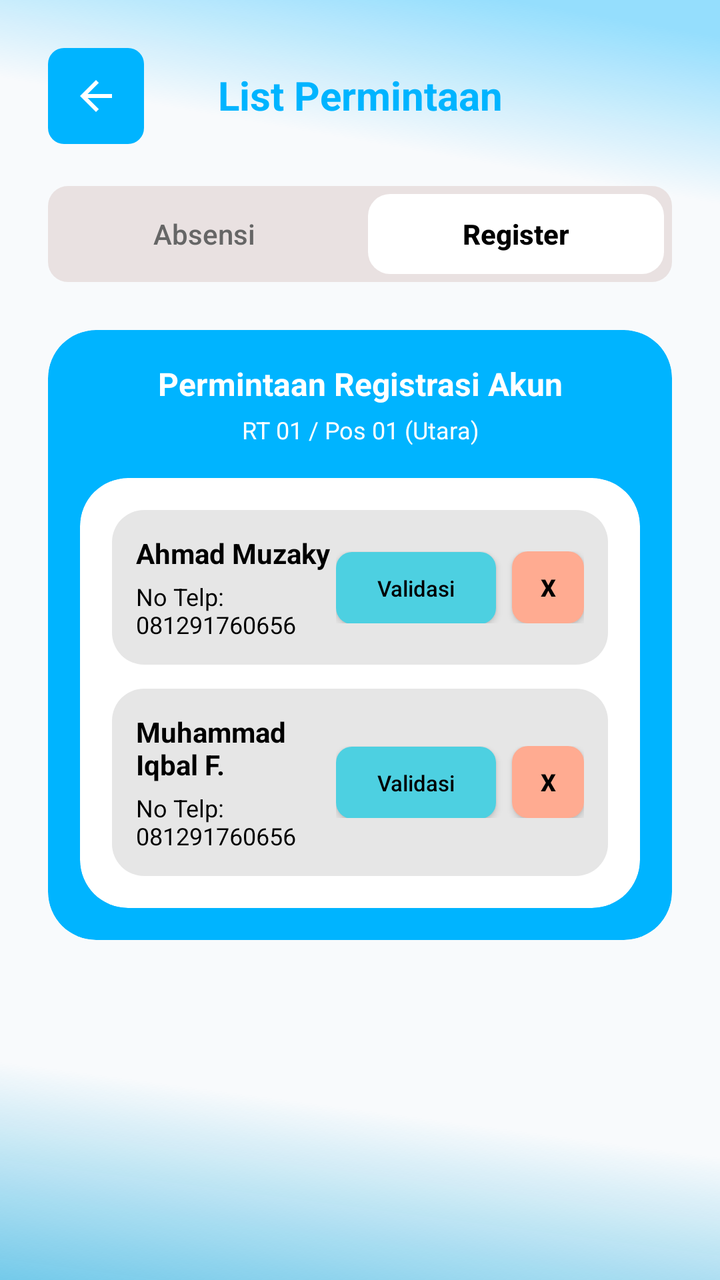
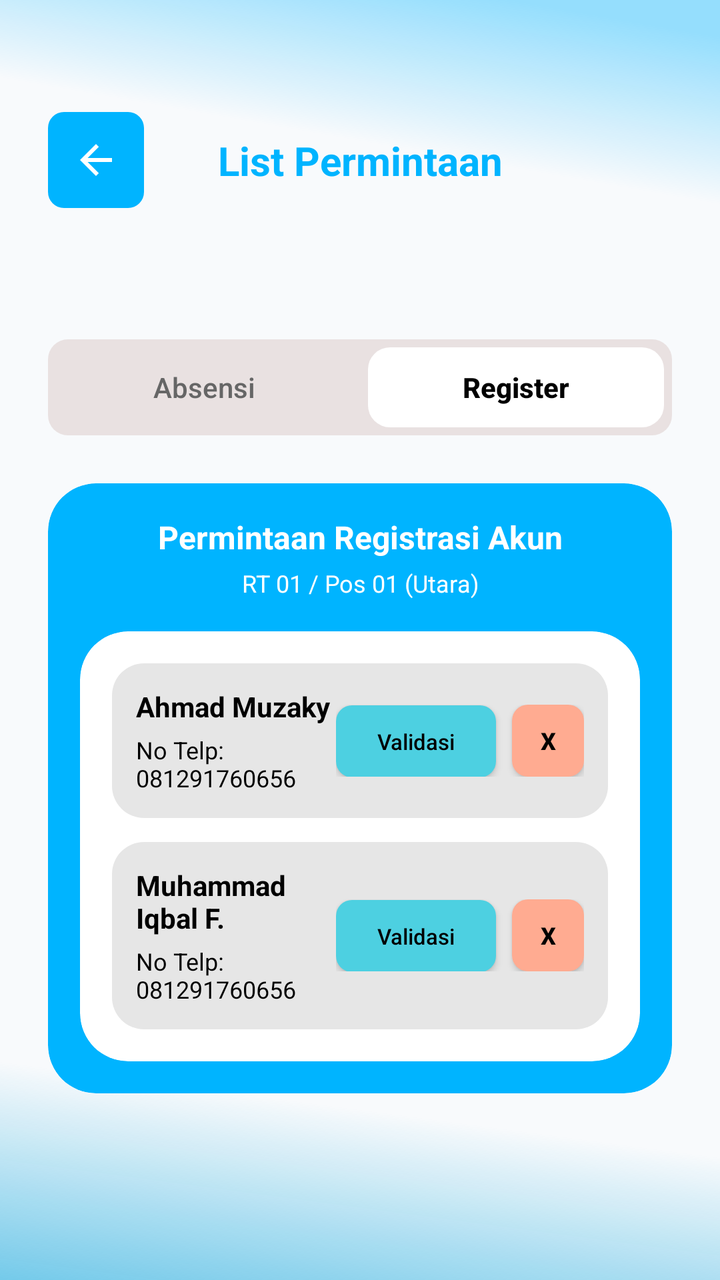

Screens rendered from an Android XML layout before and after an edit, with the pre-edit source and the edit as a unified diff.
<!-- AndroidManifest.xml: application theme Theme.AppCompat.Light.NoActionBar -->
<!-- res/layout/activity_list_permintaan_register.xml -->
<?xml version="1.0" encoding="utf-8"?>
<androidx.core.widget.NestedScrollView xmlns:android="http://schemas.android.com/apk/res/android"
    xmlns:app="http://schemas.android.com/apk/res-auto"
    xmlns:tools="http://schemas.android.com/tools"
    android:layout_width="match_parent"
    android:layout_height="match_parent"
    android:background="@drawable/bg_gradient"
    android:fillViewport="true">

    <androidx.constraintlayout.widget.ConstraintLayout
        android:layout_width="match_parent"
        android:layout_height="wrap_content"
        android:padding="24dp">

        
        <ImageButton
            android:id="@+id/btnBack"
            android:layout_width="48dp"
            android:layout_height="48dp"
            android:background="@drawable/bg_back_button_blue"
            android:contentDescription="Kembali"
            android:padding="10dp"
            android:scaleType="centerInside"
            app:layout_constraintStart_toStartOf="parent"
            app:layout_constraintTop_toTopOf="parent"
            app:srcCompat="@drawable/ic_back_arrow"
            app:tint="@android:color/white" />

        
        <TextView
            android:id="@+id/tvTitle"
            android:layout_width="wrap_content"
            android:layout_height="wrap_content"
            android:layout_marginTop="10dp"
            android:text="List Permintaan"
            android:textColor="@color/blue"
            android:textSize="20sp"
            android:textStyle="bold"
            app:layout_constraintEnd_toEndOf="parent"
            app:layout_constraintHorizontal_bias="0.5"
            app:layout_constraintStart_toStartOf="parent"
            app:layout_constraintTop_toTopOf="parent" />

        
        <ImageView
            android:id="@+id/tabBackground"
            android:layout_width="0dp"
            android:layout_height="48dp"
            android:layout_marginTop="32dp"
            android:scaleType="fitXY"
            app:layout_constraintEnd_toEndOf="parent"
            app:layout_constraintStart_toStartOf="parent"
            app:layout_constraintTop_toBottomOf="@id/tvTitle"
            app:srcCompat="@drawable/rounded_button_2" />

        
        <Button
            android:id="@+id/btnTabAbsensi"
            style="@style/Widget.AppCompat.Button.Borderless"
            android:layout_width="0dp"
            android:layout_height="0dp"
            android:layout_margin="4dp"
            android:background="@android:color/transparent"
            android:text="Absensi"
            android:textAllCaps="false"
            android:textColor="@color/gray"
            app:layout_constraintBottom_toBottomOf="@id/tabBackground"
            app:layout_constraintEnd_toStartOf="@+id/btnTabRegister"
            app:layout_constraintStart_toStartOf="@id/tabBackground"
            app:layout_constraintTop_toTopOf="@id/tabBackground" />

        
        <Button
            android:id="@+id/btnTabRegister"
            style="@style/Widget.AppCompat.Button.Borderless"
            android:layout_width="0dp"
            android:layout_height="0dp"
            android:layout_margin="4dp"
            android:background="@drawable/rounded_button_white"
            android:text="Register"
            android:textAllCaps="false"
            android:textColor="@color/black"
            android:textStyle="bold"
            app:layout_constraintBottom_toBottomOf="@id/tabBackground"
            app:layout_constraintEnd_toEndOf="@id/tabBackground"
            app:layout_constraintStart_toEndOf="@+id/btnTabAbsensi"
            app:layout_constraintTop_toTopOf="@id/tabBackground" />

        
        <androidx.cardview.widget.CardView
            android:id="@+id/cardListContainer"
            android:layout_width="match_parent"
            android:layout_height="wrap_content"
            android:layout_marginTop="24dp"
            app:cardBackgroundColor="@color/blue"
            app:cardCornerRadius="24dp"
            app:cardElevation="0dp"
            app:layout_constraintTop_toBottomOf="@id/tabBackground">

            <LinearLayout
                android:layout_width="match_parent"
                android:layout_height="wrap_content"
                android:orientation="vertical"
                android:padding="16dp">

                
                <TextView
                    android:layout_width="match_parent"
                    android:layout_height="wrap_content"
                    android:gravity="center"
                    android:text="Permintaan Registrasi Akun"
                    android:textColor="@android:color/white"
                    android:textSize="16sp"
                    android:textStyle="bold" />

                <TextView
                    android:layout_width="match_parent"
                    android:layout_height="wrap_content"
                    android:layout_marginTop="4dp"
                    android:gravity="center"
                    android:text="RT 01 / Pos 01 (Utara)"
                    android:textColor="@android:color/white"
                    android:textSize="12sp" />

                
                <androidx.cardview.widget.CardView
                    android:layout_width="match_parent"
                    android:layout_height="wrap_content"
                    android:layout_marginTop="16dp"
                    app:cardBackgroundColor="@android:color/white"
                    app:cardCornerRadius="24dp"
                    app:cardElevation="0dp">

                    <LinearLayout
                        android:layout_width="match_parent"
                        android:layout_height="wrap_content"
                        android:orientation="vertical"
                        android:padding="16dp">

                        
                        <LinearLayout
                            android:layout_width="match_parent"
                            android:layout_height="wrap_content"
                            android:background="@drawable/bg_list_item_gray"
                            android:gravity="center_vertical"
                            android:orientation="horizontal"
                            android:padding="12dp">

                            
                            <LinearLayout
                                android:layout_width="0dp"
                                android:layout_height="wrap_content"
                                android:layout_weight="1"
                                android:orientation="vertical">

                                <TextView
                                    android:layout_width="wrap_content"
                                    android:layout_height="wrap_content"
                                    android:text="Ahmad Muzaky"
                                    android:textColor="@color/black"
                                    android:textSize="14sp"
                                    android:textStyle="bold" />

                                <TextView
                                    android:layout_width="wrap_content"
                                    android:layout_height="wrap_content"
                                    android:layout_marginTop="4dp"
                                    android:text="No Telp: 081291760656"
                                    android:textColor="@color/black"
                                    android:textSize="12sp" />
                            </LinearLayout>

                            
                            <LinearLayout
                                android:layout_width="wrap_content"
                                android:layout_height="wrap_content"
                                android:orientation="horizontal">

                                <android.widget.Button
                                    android:id="@+id/btnValidateReg1"
                                    android:layout_width="80dp"
                                    android:layout_height="36dp"
                                    android:layout_marginEnd="8dp"
                                    android:background="@drawable/bg_button_validate"
                                    android:text="Validasi"
                                    android:textAllCaps="false"
                                    android:textColor="@color/black"
                                    android:textSize="11sp" />

                                <android.widget.Button
                                    android:id="@+id/btnRejectReg1"
                                    android:layout_width="36dp"
                                    android:layout_height="36dp"
                                    android:background="@drawable/bg_button_reject"
                                    android:text="X"
                                    android:textColor="@color/black"
                                    android:textSize="12sp"
                                    android:textStyle="bold" />
                            </LinearLayout>
                        </LinearLayout>

                        
                        <LinearLayout
                            android:layout_width="match_parent"
                            android:layout_height="wrap_content"
                            android:layout_marginTop="12dp"
                            android:background="@drawable/bg_list_item_gray"
                            android:gravity="center_vertical"
                            android:orientation="horizontal"
                            android:padding="12dp">

                            <LinearLayout
                                android:layout_width="0dp"
                                android:layout_height="wrap_content"
                                android:layout_weight="1"
                                android:orientation="vertical">

                                <TextView
                                    android:layout_width="wrap_content"
                                    android:layout_height="wrap_content"
                                    android:text="Muhammad Iqbal F."
                                    android:textColor="@color/black"
                                    android:textSize="14sp"
                                    android:textStyle="bold" />

                                <TextView
                                    android:layout_width="wrap_content"
                                    android:layout_height="wrap_content"
                                    android:layout_marginTop="4dp"
                                    android:text="No Telp: 081291760656"
                                    android:textColor="@color/black"
                                    android:textSize="12sp" />
                            </LinearLayout>

                            <LinearLayout
                                android:layout_width="wrap_content"
                                android:layout_height="wrap_content"
                                android:orientation="horizontal">

                                <android.widget.Button
                                    android:id="@+id/btnValidateReg2"
                                    android:layout_width="80dp"
                                    android:layout_height="36dp"
                                    android:layout_marginEnd="8dp"
                                    android:background="@drawable/bg_button_validate"
                                    android:text="Validasi"
                                    android:textAllCaps="false"
                                    android:textColor="@color/black"
                                    android:textSize="11sp" />

                                <android.widget.Button
                                    android:id="@+id/btnRejectReg2"
                                    android:layout_width="36dp"
                                    android:layout_height="36dp"
                                    android:background="@drawable/bg_button_reject"
                                    android:text="X"
                                    android:textColor="@color/black"
                                    android:textSize="12sp"
                                    android:textStyle="bold" />
                            </LinearLayout>
                        </LinearLayout>

                    </LinearLayout>
                </androidx.cardview.widget.CardView>

            </LinearLayout>
        </androidx.cardview.widget.CardView>

    </androidx.constraintlayout.widget.ConstraintLayout>
</androidx.core.widget.NestedScrollView>
<!-- resources referenced by this layout -->
<resources>
  <color name="black">#FF000000</color>
  <color name="blue">#00B4FF</color>
  <color name="gray">#666666</color>
  <!-- drawable bg_back_button_blue (drawable) -->
  <?xml version="1.0" encoding="utf-8"?>
  <shape xmlns:android="http://schemas.android.com/apk/res/android">
      <solid android:color="@color/blue" />
      <corners android:radius="8dp" />
  </shape>
  <!-- drawable bg_button_reject (drawable) -->
  <?xml version="1.0" encoding="utf-8"?>
  <shape xmlns:android="http://schemas.android.com/apk/res/android">
      <solid android:color="#FFAB91" /> 
      <corners android:radius="8dp" />
  </shape>
  <!-- drawable bg_button_validate (drawable) -->
  <?xml version="1.0" encoding="utf-8"?>
  <shape xmlns:android="http://schemas.android.com/apk/res/android">
      <solid android:color="#4DD0E1" /> 
      <corners android:radius="8dp" />
  </shape>
  <!-- drawable bg_gradient (drawable) -->
  <vector xmlns:android="http://schemas.android.com/apk/res/android"
      xmlns:aapt="http://schemas.android.com/aapt"
      android:width="360dp"
      android:height="800dp"
      android:viewportWidth="360"
      android:viewportHeight="800">
  
      <path
          android:pathData="M0,0h360v800h-360z"
          android:fillColor="#F8FAFC" />
  
      <path
          android:pathData="M0,0h360v300h-360z">
          <aapt:attr name="android:fillColor">
              <gradient
                  android:type="linear"
  
                  android:startX="255"
                  android:startY="0"
  
                  android:endX="233"
                  android:endY="100">
  
                  <item android:offset="0.0" android:color="#6600B4FF"/>
                  <item android:offset="1.0" android:color="#0000B4FF"/>
              </gradient>
          </aapt:attr>
      </path>
  
      <path
          android:pathData="M0,500h360v300h-360z">
          <aapt:attr name="android:fillColor">
              <gradient
                  android:type="linear"
  
                  android:startX="180"
                  android:startY="940"
  
                  android:endX="220"
                  android:endY="700">
  
                  <item android:offset="0.0" android:color="#0AA3DB"/>
                  <item android:offset="1.0" android:color="#0000B4FF"/>
              </gradient>
          </aapt:attr>
      </path>
  
  </vector>
  <!-- drawable bg_list_item_gray (drawable) -->
  <?xml version="1.0" encoding="utf-8"?>
  <shape xmlns:android="http://schemas.android.com/apk/res/android">
      <solid android:color="#E6E6E6" />
      <corners android:radius="16dp" />
  </shape>
  <!-- drawable ic_back_arrow (drawable) -->
  <vector xmlns:android="http://schemas.android.com/apk/res/android" android:autoMirrored="true" android:height="24dp" android:tint="#000000" android:viewportHeight="24" android:viewportWidth="24" android:width="24dp">
        
      <path android:fillColor="@android:color/white" android:pathData="M20,11H7.83l5.59,-5.59L12,4l-8,8 8,8 1.41,-1.41L7.83,13H20v-2z"/>
      
  </vector>
  <!-- drawable rounded_button_2 (drawable) -->
  <shape xmlns:android="http://schemas.android.com/apk/res/android"
      android:shape="rectangle">
  
      
      <solid android:color="#E9E1E1" />
  
      
      <corners android:radius="10dp" />
  
      
      <padding
          android:left="10dp"
          android:right="10dp"
          android:top="6dp"
          android:bottom="6dp" />
  </shape>
  <!-- drawable rounded_button_white (drawable) -->
  <shape xmlns:android="http://schemas.android.com/apk/res/android"
      android:shape="rectangle">
  
      
      <solid android:color="#FFFFFF" />
  
      
      <corners android:radius="11dp" />
  
      
      <padding
          android:left="10dp"
          android:right="10dp"
          android:top="6dp"
          android:bottom="6dp" />
  </shape>
</resources>

<!-- the commit's change to res/layout/activity_list_permintaan_register.xml (unified diff, before → after) -->
@@ -13,10 +13,13 @@
         android:padding="24dp">
 
         
+
+        
         <ImageButton
             android:id="@+id/btnBack"
             android:layout_width="48dp"
             android:layout_height="48dp"
+            android:layout_marginTop="32dp"
             android:background="@drawable/bg_back_button_blue"
             android:contentDescription="Kembali"
             android:padding="10dp"
@@ -26,34 +29,36 @@
             app:srcCompat="@drawable/ic_back_arrow"
             app:tint="@android:color/white" />
 
-        
         <TextView
             android:id="@+id/tvTitle"
             android:layout_width="wrap_content"
             android:layout_height="wrap_content"
-            android:layout_marginTop="10dp"
             android:text="List Permintaan"
             android:textColor="@color/blue"
             android:textSize="20sp"
             android:textStyle="bold"
+            android:gravity="center"
+            app:layout_constraintBottom_toBottomOf="@id/btnBack"
             app:layout_constraintEnd_toEndOf="parent"
-            app:layout_constraintHorizontal_bias="0.5"
             app:layout_constraintStart_toStartOf="parent"
-            app:layout_constraintTop_toTopOf="parent" />
-
-        
+            app:layout_constraintTop_toTopOf="@id/btnBack" />
+
+        
+
+        
+
         <ImageView
             android:id="@+id/tabBackground"
             android:layout_width="0dp"
             android:layout_height="48dp"
-            android:layout_marginTop="32dp"
+            android:layout_marginTop="76dp"
             android:scaleType="fitXY"
             app:layout_constraintEnd_toEndOf="parent"
+            app:layout_constraintHorizontal_bias="0.0"
             app:layout_constraintStart_toStartOf="parent"
             app:layout_constraintTop_toBottomOf="@id/tvTitle"
             app:srcCompat="@drawable/rounded_button_2" />
 
-        
         <Button
             android:id="@+id/btnTabAbsensi"
             style="@style/Widget.AppCompat.Button.Borderless"
